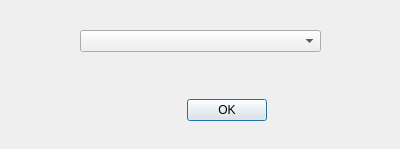
Before: the Qt Designer form src/MovieMator/src/dialogs/aspectratiosettingsdialog.ui in hansewu/MovieMator, drawn with Qt 5.
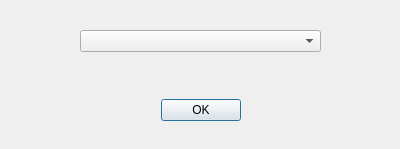
After: the same form once the commit is applied.

Commit message: Solve the problem of setting the project aspect ratio window display on Mac

```diff
--- a/src/MovieMator/src/dialogs/aspectratiosettingsdialog.ui
+++ b/src/MovieMator/src/dialogs/aspectratiosettingsdialog.ui
@@ -38,6 +38,12 @@
     </item>
     <item>
      <widget class="QDialogButtonBox" name="buttonBox">
+      <property name="sizePolicy">
+       <sizepolicy hsizetype="Fixed" vsizetype="Fixed">
+        <horstretch>0</horstretch>
+        <verstretch>0</verstretch>
+       </sizepolicy>
+      </property>
       <property name="orientation">
        <enum>Qt::Horizontal</enum>
       </property>
```
The commit also changes 1 other file.
